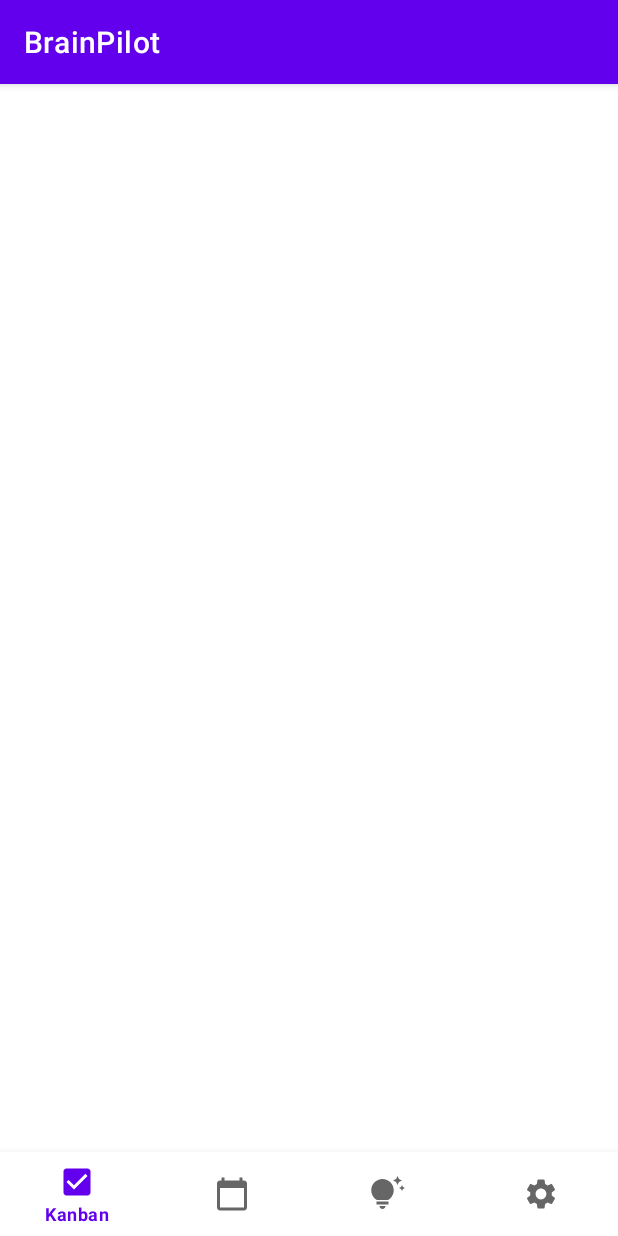
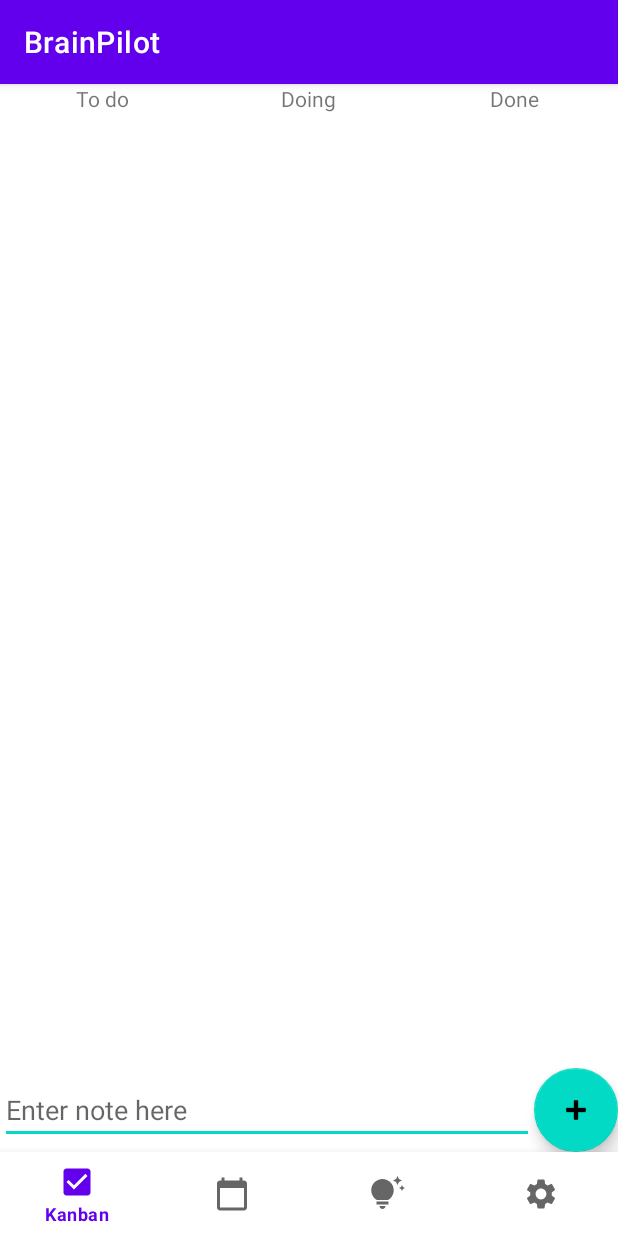
Before and after one commit to abryckaert/BrainPilotAndroid, an Android app: the screen it shows after launch (MainActivity), on a phone screen of 412 x 824 dp. Run offline under Robolectric (Android 15) with nearby library versions, the phone set to English and light mode, and no system bars.

Commit message:
add kanban

```diff
--- a/app/src/main/java/com/example/brainpilot/KanbanFragment.java
+++ b/app/src/main/java/com/example/brainpilot/KanbanFragment.java
@@ -1,38 +1,72 @@
 package com.example.brainpilot;
 
 import android.os.Bundle;
-
-import androidx.fragment.app.Fragment;
-
-import android.util.Log;
 import android.view.LayoutInflater;
 import android.view.View;
 import android.view.ViewGroup;
-import android.widget.CalendarView;
+import android.widget.Button;
+import android.widget.EditText;
+import android.widget.LinearLayout;
+import android.widget.Toast;
+import androidx.fragment.app.Fragment;
+import com.google.android.material.floatingactionbutton.FloatingActionButton;
 
 public class KanbanFragment extends Fragment {
-
-
+    LinearLayout col1, col2, col3;
+    FloatingActionButton addButton;
+    EditText inputNote;
+    int cardId = 0;
 
     public KanbanFragment() {
     }
 
     public static KanbanFragment newInstance() {
-        KanbanFragment fragment = new KanbanFragment();
-        Bundle args = new Bundle();
-        return fragment;
+        return new KanbanFragment();
     }
 
     @Override
-    public void onCreate(Bundle savedInstanceState) {
-        super.onCreate(savedInstanceState);
+    public View onCreateView(LayoutInflater inflater, ViewGroup container, Bundle savedInstanceState) {
+        View view = inflater.inflate(R.layout.fragment_kanban, container, false);
+
+        col1 = view.findViewById(R.id.col1);
+        col2 = view.findViewById(R.id.col2);
+        col3 = view.findViewById(R.id.col3);
+        inputNote = view.findViewById(R.id.input_note);
+
+        addButton = view.findViewById(R.id.add_button);
+        addButton.setOnClickListener(v -> {
+            String note = inputNote.getText().toString();
+            if (!note.isEmpty()) {
+                addCardToColumn(note, col1);
+                inputNote.setText("");
+            }
+        });
+
+        return view;
     }
 
+    private void addCardToColumn(String note, LinearLayout column) {
+        Button card = new Button(getContext());
+        card.setText(note);
+        card.setId(cardId++);
+        card.setOnClickListener(v -> {
+            if (v.getParent() == col1) {
+                moveCard(card, col1, col2);
+            } else if (v.getParent() == col2) {
+                moveCard(card, col2, col3);
+            } else if (v.getParent() == col3) {
+                moveCard(card, col3, col1);
+            }
+        });
+        column.addView(card);
+    }
 
-        public void getDate() {
-
+    private void moveCard(Button card, LinearLayout from, LinearLayout to) {
+        if (from.indexOfChild(card) != -1) {
+            from.removeView(card);
+            to.addView(card);
+        } else {
+            Toast.makeText(getActivity(), "La carte n'existe pas dans la colonne d'origine.", Toast.LENGTH_SHORT).show();
         }
-
-
-
+    }
 }
--- a/app/src/main/res/layout/activity_main.xml
+++ b/app/src/main/res/layout/activity_main.xml
@@ -8,16 +8,19 @@
 
     <FrameLayout
         android:id="@+id/frameLayout2"
-        android:layout_width="match_parent"
-        android:layout_height="match_parent">
-
-    </FrameLayout>
+        android:layout_width="0dp"
+        android:layout_height="0dp"
+        app:layout_constraintBottom_toTopOf="@+id/bottomNavigationView"
+        app:layout_constraintEnd_toEndOf="parent"
+        app:layout_constraintStart_toStartOf="parent"
+        app:layout_constraintTop_toTopOf="parent"
+        />
 
     <com.google.android.material.bottomnavigation.BottomNavigationView
         android:id="@+id/bottomNavigationView"
         android:layout_width="match_parent"
         android:layout_height="wrap_content"
-        app:layout_constraintBottom_toBottomOf="@+id/frameLayout2"
+        app:layout_constraintBottom_toBottomOf="parent"
         app:layout_constraintEnd_toEndOf="parent"
         app:layout_constraintStart_toStartOf="parent"
         app:menu="@menu/bottom_nav_menu" />
--- a/app/src/main/res/layout/fragment_kanban.xml
+++ b/app/src/main/res/layout/fragment_kanban.xml
@@ -1,15 +1,85 @@
 <?xml version="1.0" encoding="utf-8"?>
-<FrameLayout xmlns:android="http://schemas.android.com/apk/res/android"
-    xmlns:tools="http://schemas.android.com/tools"
+<androidx.coordinatorlayout.widget.CoordinatorLayout xmlns:android="http://schemas.android.com/apk/res/android"
+    xmlns:app="http://schemas.android.com/apk/res-auto"
     android:layout_width="match_parent"
-    android:layout_height="match_parent"
-    tools:context=".KanbanFragment">
+    android:layout_height="match_parent">
 
-    <!-- TODO: Update blank fragment layout -->
-    <TextView
+    <LinearLayout
+        android:id="@+id/columns_layout"
         android:layout_width="match_parent"
         android:layout_height="match_parent"
-        android:background="#F62222"
-        android:text="@string/hello_blank_fragment" />
+        android:orientation="horizontal"
+        android:layout_marginBottom="70dp"
+        android:gravity="center">
 
-</FrameLayout>
+        <LinearLayout
+            android:id="@+id/col1"
+            android:layout_width="0dp"
+            android:layout_height="match_parent"
+            android:layout_weight="1"
+            android:orientation="vertical">
+
+            <TextView
+                android:layout_width="wrap_content"
+                android:layout_height="wrap_content"
+                android:text="To do"
+                android:layout_gravity="center_horizontal"/>
+
+        </LinearLayout>
+
+        <LinearLayout
+            android:id="@+id/col2"
+            android:layout_width="0dp"
+            android:layout_height="match_parent"
+            android:layout_weight="1"
+            android:orientation="vertical">
+
+            <TextView
+                android:layout_width="wrap_content"
+                android:layout_height="wrap_content"
+                android:text="Doing"
+                android:layout_gravity="center_horizontal"/>
+
+        </LinearLayout>
+
+        <LinearLayout
+            android:id="@+id/col3"
+            android:layout_width="0dp"
+            android:layout_height="match_parent"
+            android:layout_weight="1"
+            android:orientation="vertical">
+
+            <TextView
+                android:layout_width="wrap_content"
+                android:layout_height="wrap_content"
+                android:text="Done"
+                android:layout_gravity="center_horizontal"/>
+
+        </LinearLayout>
+    </LinearLayout>
+
+    <LinearLayout
+        android:id="@+id/input_layout"
+        android:layout_width="match_parent"
+        android:layout_height="wrap_content"
+        android:orientation="horizontal"
+        android:layout_gravity="bottom"
+        android:gravity="center">
+
+        <EditText
+            android:id="@+id/input_note"
+            android:layout_width="0dp"
+            android:layout_weight="1"
+            android:layout_height="wrap_content"
+            android:hint="Enter note here"/>
+
+        <com.google.android.material.floatingactionbutton.FloatingActionButton
+            android:id="@+id/add_button"
+            android:layout_width="wrap_content"
+            android:layout_height="wrap_content"
+            android:contentDescription="Add note button"
+            android:src="@android:drawable/ic_input_add"
+            app:elevation="6dp" />
+    </LinearLayout>
+
+</androidx.coordinatorlayout.widget.CoordinatorLayout>
```
Also changed, not shown: app/src/main/res/layout/kanban_card.xml (added, +18 -0 lines).
